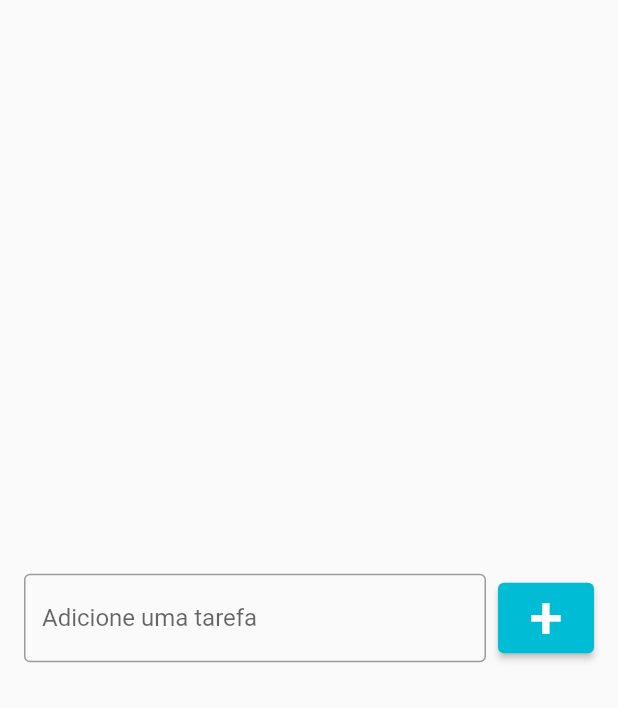
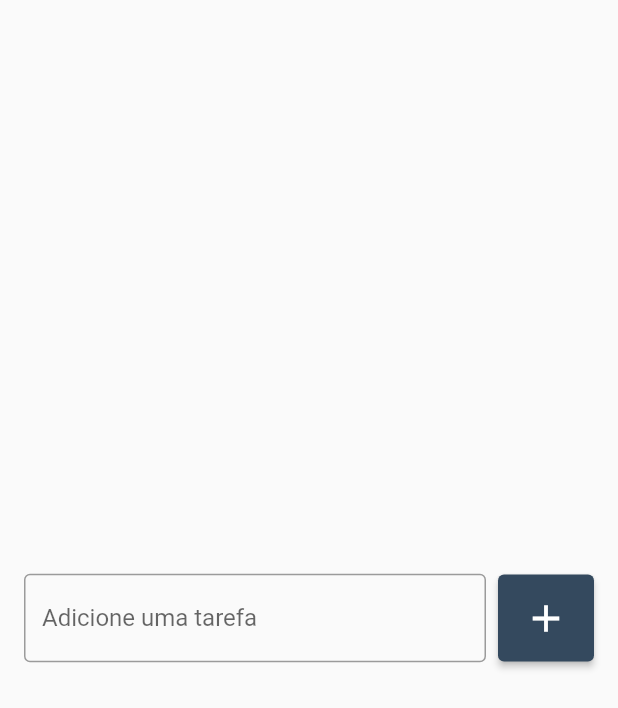
Before and after one commit to martadrozsa/flutter-dart-course, a Flutter app: the screen it shows after launch, on a phone screen of 412 x 824 dp. Shown: the top 708 px of the screen. Run offline on Flutter 3.47's test engine with Material 2 defaults, Android fonts, the phone set to English and light mode, and no system bars.

Commit message:
Button (icon)

```diff
--- a/app_todo_list/lib/pages/todo_list_page.dart
+++ b/app_todo_list/lib/pages/todo_list_page.dart
@@ -1,4 +1,5 @@
 import 'package:flutter/material.dart';
+
 
 class TodoListPage extends StatelessWidget {
   const TodoListPage({Key? key}) : super(key: key);
@@ -20,18 +21,16 @@ class TodoListPage extends StatelessWidget {
                 ),
               ),
               const SizedBox(width: 8),
-              ElevatedButton(
+               ElevatedButton(
                 onPressed: () {},
                 style: ElevatedButton.styleFrom(
-                  primary: Colors.cyan,
-                  padding: EdgeInsets.zero,
+                  primary: const Color(0xff34495E),
+                  padding: const EdgeInsets.all(14),
                 ),
-                child: const Text(
-                  '+',
-                  style: TextStyle(
-                      fontSize: 40,
-                  ),
-                ),
+                child: const Icon(
+                  Icons.add,
+                  size: 30,
+                )
               )
             ],
           ),
```
